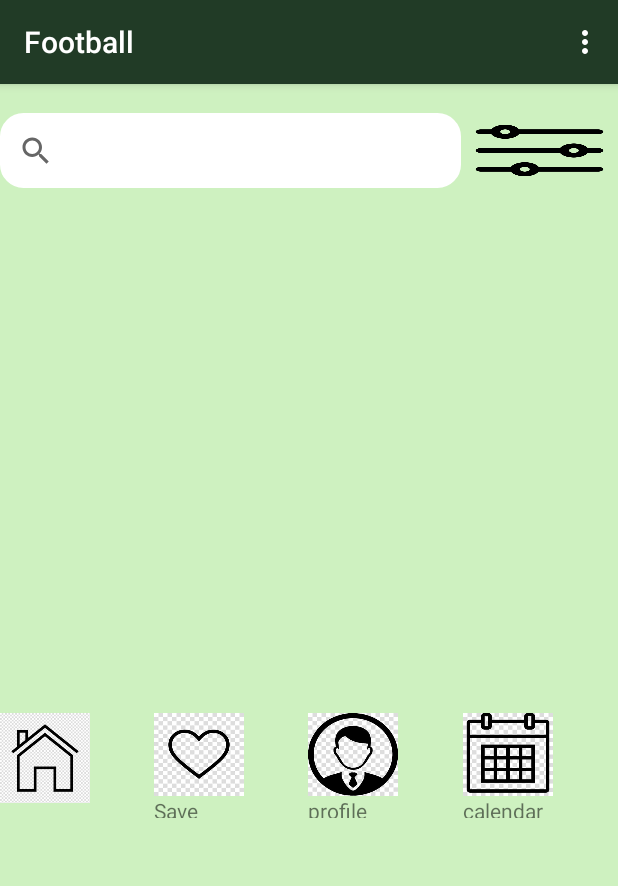
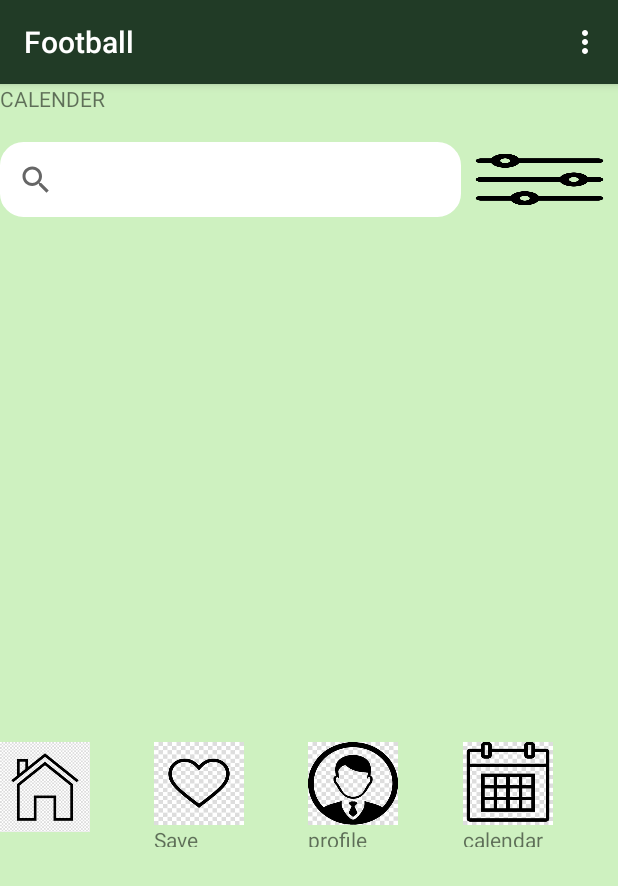
Before and after one commit to rivkaba/footBall, an Android app: the Home screen opened directly, with no data from a screen before it, on a phone screen of 412 x 824 dp. Shown: the top 886 px of the screen. Run offline under Robolectric (Android 15) with nearby library versions, the phone set to English and light mode, and no system bars; 2 statements that could not run were skipped.

Commit message:
calendr btn conected to home

```diff
--- /dev/null
+++ b/app/src/main/java/rivkaba/com/Day.java
@@ -0,0 +1,7 @@
+package rivkaba.com;
+
+import java.util.List;
+
+public class Day {
+    List <Double> hour;
+}
--- a/app/src/main/java/rivkaba/com/Home.java
+++ b/app/src/main/java/rivkaba/com/Home.java
@@ -23,6 +23,7 @@ public class Home extends AppCompatActivity {
     private ListView listView;
     private String user;
     private TextView textViewUser;
+    private TextView textViewCale;
     private Spinner spinnerManegment;
 
     protected void onCreate(Bundle savedInstanceState) {
@@ -35,6 +36,8 @@ public class Home extends AppCompatActivity {
         calenderBtn = findViewById(R.id.imageButtonCalendar);
         textViewUser=(TextView) findViewById(R.id.textViewUser);
         textViewUser.setText(user);
+        textViewCale=(TextView) findViewById(R.id.textViewCale);
+        textViewCale.setText("CALENDER");
         spinnerManegment=(Spinner) findViewById(R.id.spinnerManegment);
         if(user.equals("Manegment"))
             spinnerManegment.setVisibility(View.VISIBLE);
--- a/app/src/main/res/layout/activity_home.xml
+++ b/app/src/main/res/layout/activity_home.xml
@@ -12,6 +12,12 @@
         android:orientation="vertical"
         tools:layout_editor_absoluteX="0dp"
         tools:layout_editor_absoluteY="0dp">
+
+        <TextView
+            android:id="@+id/textViewCale"
+            android:layout_width="match_parent"
+            android:layout_height="wrap_content"
+            android:text="TextView" />
 
         <TextView
             android:id="@+id/textViewUser"
```
